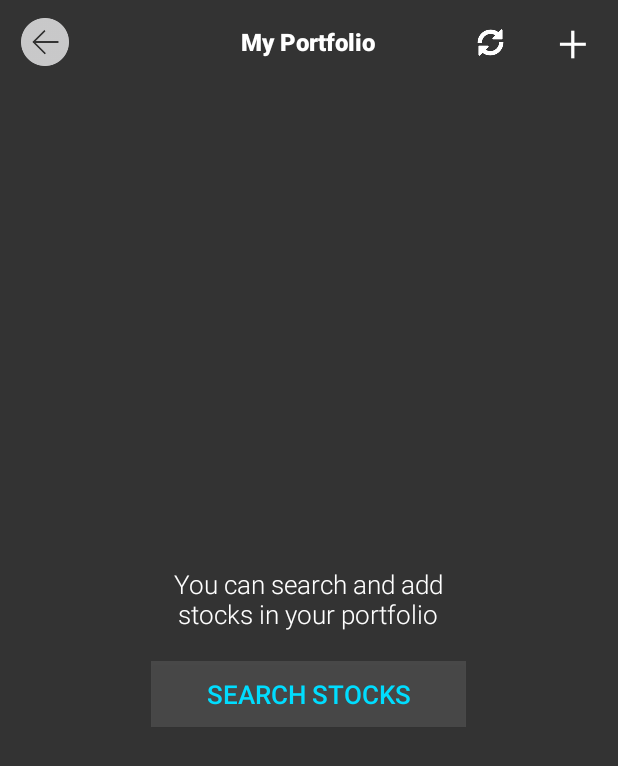
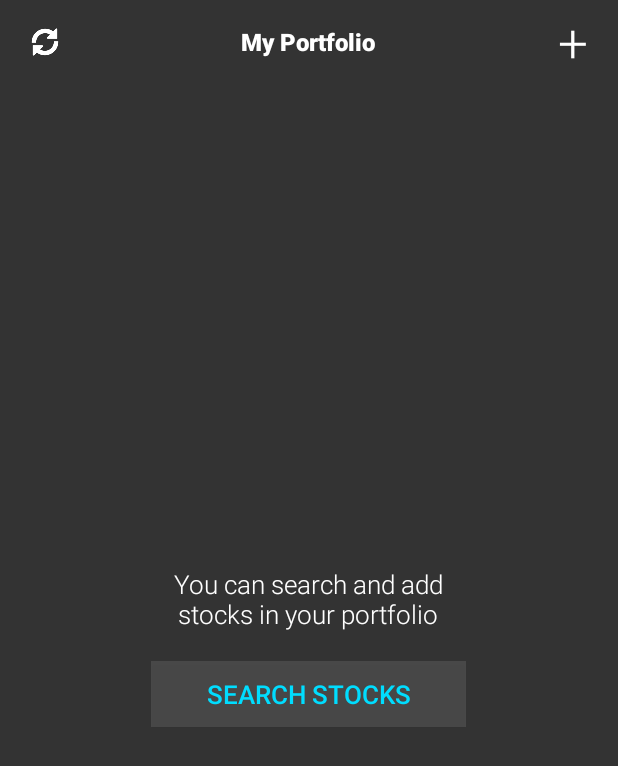
Before and after one commit to kejuntong/StockAnalysis, an Android app: the MyPortfolioActivity screen opened directly, with no data from a screen before it, on a phone screen of 412 x 824 dp. Shown: the top 766 px of the screen. Run offline under Robolectric (Android 15) with nearby library versions, the phone set to English and light mode, and no system bars; our stand-ins replace AdMob; libraries missing offline, so code that uses them is left out: com.afollestad.materialdialogs.

Commit message:
remove back button in my portfolio screen

```diff
--- a/app/src/main/java/com/momentum/stock/stockanalyzer/Activities/MyPortfolioActivity.java
+++ b/app/src/main/java/com/momentum/stock/stockanalyzer/Activities/MyPortfolioActivity.java
@@ -34,7 +34,6 @@ public class MyPortfolioActivity extends Activity {
     SharedPreferences.Editor editor;
     String wishListString;
 
-    ImageButton backButton;
     Button addButton;
     ImageButton refreshButton;
     RelativeLayout emptyScreen;
@@ -54,29 +53,13 @@ public class MyPortfolioActivity extends Activity {
 
         setEmptyScreen();
 
-        backButton = (ImageButton) findViewById(R.id.back_button);
-        boolean shouldHide;
-        if (getIntent().getExtras() != null){
-            shouldHide = getIntent().getExtras().getBoolean("hide_back_button", false);
-        } else {
-            shouldHide = false;
-        }
-        if (shouldHide){
-            backButton.setVisibility(View.GONE);
-        } else {
-            backButton.setOnClickListener(new View.OnClickListener() {
-                @Override
-                public void onClick(View view) {
-                    finish();
-                }
-            });
-        }
-
         addButton = (Button) findViewById(R.id.add_button);
         addButton.setOnClickListener(new View.OnClickListener() {
             @Override
             public void onClick(View view) {
-                startActivity(new Intent(MyPortfolioActivity.this, StockSelectActivity.class));
+                Intent intent = new Intent(MyPortfolioActivity.this, StockSelectActivity.class);
+//                intent.addFlags(Intent.FLAG_ACTIVITY_REORDER_TO_FRONT);
+                startActivity(intent);
             }
         });
 
--- a/app/src/main/java/com/momentum/stock/stockanalyzer/Activities/SplashScreenActivity.java
+++ b/app/src/main/java/com/momentum/stock/stockanalyzer/Activities/SplashScreenActivity.java
@@ -41,7 +41,6 @@ public class SplashScreenActivity extends AwesomeSplash {
     @Override
     public void animationsFinished() {
         Intent intent = new Intent(SplashScreenActivity.this, MyPortfolioActivity.class);
-        intent.putExtra("hide_back_button", true);
         startActivity(intent);
         finish();
     }
--- a/app/src/main/java/com/momentum/stock/stockanalyzer/Activities/StockSelectActivity.java
+++ b/app/src/main/java/com/momentum/stock/stockanalyzer/Activities/StockSelectActivity.java
@@ -65,7 +65,11 @@ public class StockSelectActivity extends Activity {
         wishListButton.setOnClickListener(new View.OnClickListener() {
             @Override
             public void onClick(View view) {
-                startActivity(new Intent(StockSelectActivity.this, MyPortfolioActivity.class));
+//                Intent intent = new Intent(StockSelectActivity.this, MyPortfolioActivity.class);
+//                intent.addFlags(Intent.FLAG_ACTIVITY_REORDER_TO_FRONT);
+//                intent.putExtra("hide_back_button", false);
+//                startActivity(intent);
+                finish();
             }
         });
         searchText = (EditText) findViewById(R.id.search_text);
--- a/app/src/main/java/com/momentum/stock/stockanalyzer/Adapters/MyPortfolioAdapter.java
+++ b/app/src/main/java/com/momentum/stock/stockanalyzer/Adapters/MyPortfolioAdapter.java
@@ -107,15 +107,15 @@ public class MyPortfolioAdapter extends
                             if (stockQuote.getChange().compareTo(BigDecimal.ZERO) < 0) {
                                 holder.priceText.setTextColor(ContextCompat.getColor(mContext, R.color.red));
                                 holder.priceText.setText(stockQuote.getPrice() +
-                                        "(-" + stockQuote.getChangeInPercent() + "%)");
+                                        " (" + stockQuote.getChangeInPercent() + "%)");
                             } else if (stockQuote.getChange().compareTo(BigDecimal.ZERO) > 0){
                                 holder.priceText.setTextColor(ContextCompat.getColor(mContext, R.color.green));
                                 holder.priceText.setText(stockQuote.getPrice() +
-                                        "(+" + stockQuote.getChangeInPercent() + "%)");
+                                        " (+" + stockQuote.getChangeInPercent() + "%)");
                             } else {
                                 holder.priceText.setTextColor(ContextCompat.getColor(mContext, R.color.white));
                                 holder.priceText.setText(stockQuote.getPrice() +
-                                        "(+" + stockQuote.getChangeInPercent() + "%)");
+                                        " (+" + stockQuote.getChangeInPercent() + "%)");
                             }
 //                            holder.priceText.setText(String.valueOf(stockQuote.getPrice()));
                         }
--- a/app/src/main/res/layout/activity_my_portfolio.xml
+++ b/app/src/main/res/layout/activity_my_portfolio.xml
@@ -13,13 +13,14 @@
         android:clickable="true">
 
         <ImageButton
-            android:id="@+id/back_button"
+            android:id="@+id/button_refresh"
             android:layout_width="60dp"
             android:layout_height="match_parent"
-            android:background="@color/transparent"
-            android:src="@drawable/selectable_back_button"
+            android:padding="16dp"
             android:scaleType="centerInside"
-            android:padding="12dp"/>
+            android:src="@drawable/button_refresh"
+            android:background="@drawable/selectable_button_background"
+            android:tint="@color/white"/>
 
         <TextView
             android:id="@+id/title_text"
@@ -42,17 +43,6 @@
             android:fontFamily="sans-serif-light"
             android:textColor="@color/white"
             android:textSize="35dp" />
-
-        <ImageButton
-            android:id="@+id/button_refresh"
-            android:layout_width="50dp"
-            android:layout_height="match_parent"
-            android:padding="13dp"
-            android:scaleType="centerInside"
-            android:layout_toLeftOf="@+id/add_button"
-            android:src="@drawable/button_refresh"
-            android:background="@drawable/selectable_button_background"
-            android:tint="@color/white"/>
 
     </RelativeLayout>
 
```
